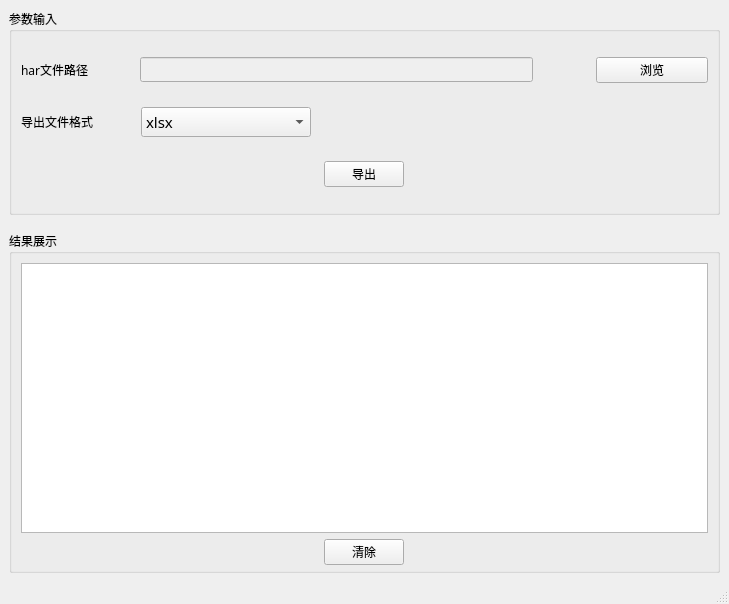
Above: ui/ocean_data.ui from LINFinger/oceanData before the change. Below: the same form after it.
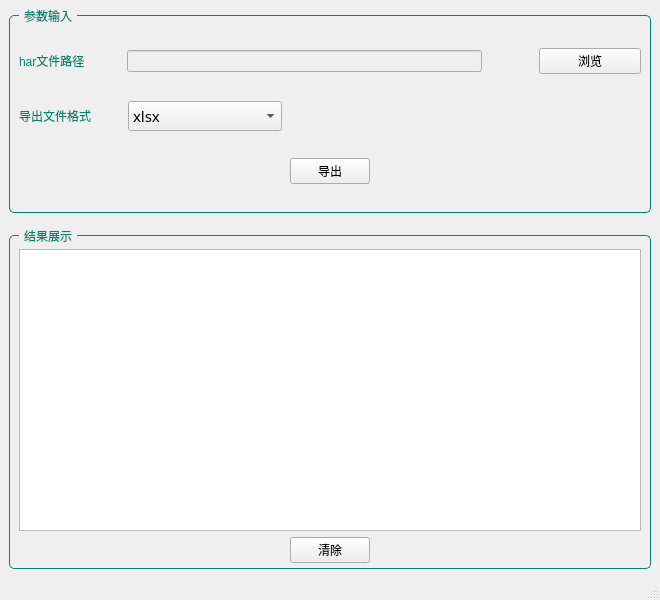
That is the form after the change.

What changed in the file:
```diff
--- a/ui/ocean_data.ui
+++ b/ui/ocean_data.ui
@@ -9,8 +9,8 @@
    <rect>
     <x>0</x>
     <y>0</y>
-    <width>729</width>
-    <height>604</height>
+    <width>660</width>
+    <height>600</height>
    </rect>
   </property>
   <property name="font">
@@ -21,6 +21,25 @@
   <property name="windowTitle">
    <string>FJOCEANDATA</string>
   </property>
+  <property name="styleSheet">
+   <string notr="true">QLabel{
+	color: rgb(0, 133, 115);
+}
+
+.QGroupBox{
+	color: rgb(0, 133, 115);
+	border: 1px solid rgb(0, 133, 115);
+    border-radius: 5px;
+    margin-top: 6px;
+	padding-top: 4px;
+}
+QGroupBox::title {
+	subcontrol-origin: margin;
+	subcontrol-position: top left;
+	padding: 0 3px;
+	left:10px;
+}</string>
+  </property>
   <widget class="QWidget" name="centralwidget">
    <layout class="QVBoxLayout" name="verticalLayout_4" stretch="3,0,5">
     <item>
@@ -175,8 +194,8 @@
           <string>&lt;!DOCTYPE HTML PUBLIC &quot;-//W3C//DTD HTML 4.0//EN&quot; &quot;http://www.w3.org/TR/REC-html40/strict.dtd&quot;&gt;
 &lt;html&gt;&lt;head&gt;&lt;meta name=&quot;qrichtext&quot; content=&quot;1&quot; /&gt;&lt;style type=&quot;text/css&quot;&gt;
 p, li { white-space: pre-wrap; }
-&lt;/style&gt;&lt;/head&gt;&lt;body style=&quot; font-family:'宋体'; font-size:9pt; font-weight:400; font-style:normal;&quot;&gt;
-&lt;p style=&quot;-qt-paragraph-type:empty; margin-top:0px; margin-bottom:0px; margin-left:0px; margin-right:0px; -qt-block-indent:0; text-indent:0px;&quot;&gt;&lt;br /&gt;&lt;/p&gt;&lt;/body&gt;&lt;/html&gt;</string>
+&lt;/style&gt;&lt;/head&gt;&lt;body style=&quot; font-family:'SimSun'; font-size:9pt; font-weight:400; font-style:normal;&quot;&gt;
+&lt;p style=&quot;-qt-paragraph-type:empty; margin-top:0px; margin-bottom:0px; margin-left:0px; margin-right:0px; -qt-block-indent:0; text-indent:0px; font-family:'宋体';&quot;&gt;&lt;br /&gt;&lt;/p&gt;&lt;/body&gt;&lt;/html&gt;</string>
          </property>
         </widget>
        </item>
```
Left out of the diff: 4 changed lines with no effect on the pictures.
